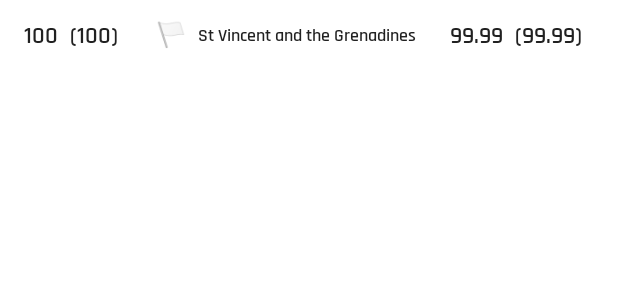
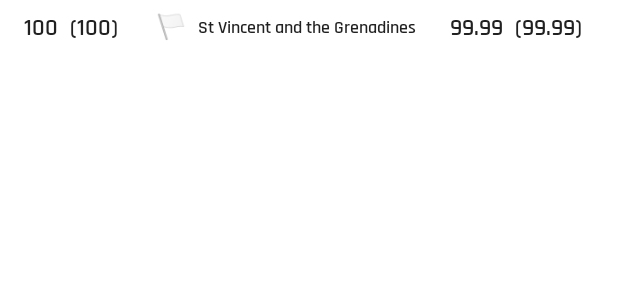
Before and after one commit to ricknout/rugby-ranker, an Android app: the layout list_item_world_rugby_ranking.xml on its own in the app's theme, with its tools: preview values and no code run, on a phone screen of 412 x 824 dp. Shown: the top 300 px of the screen. Run offline under Robolectric (Android 15) with nearby library versions, the phone set to English and light mode, and no system bars.

Commit message:
Remove min height from rankings list items to fit more

```diff
--- a/app/src/main/res/layout/list_item_world_rugby_ranking.xml
+++ b/app/src/main/res/layout/list_item_world_rugby_ranking.xml
@@ -6,7 +6,6 @@
     android:id="@+id/backgroundView"
     android:layout_width="match_parent"
     android:layout_height="wrap_content"
-    android:minHeight="?android:attr/listPreferredItemHeightSmall"
     android:paddingStart="@dimen/spacing_standard"
     android:paddingEnd="@dimen/spacing_standard">
 
```
